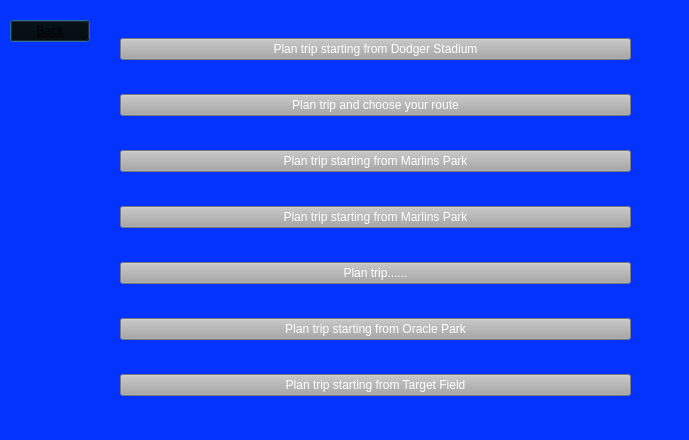
This is BaseballProject2/planvacation.ui in tholm1/CS1D-Project-2-Baseball as Qt 5 draws it before an edit. The edited form follows.
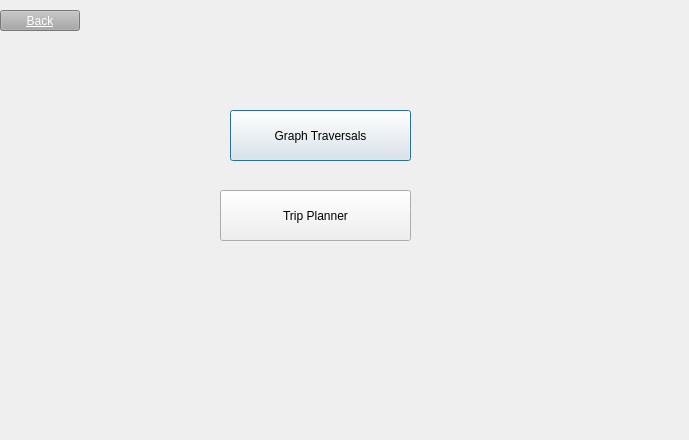
This is the edited form.

Commit message:
The trip function
I added Marks DFS & BFS to the code.

```diff
--- a/BaseballProject2/planvacation.ui
+++ b/BaseballProject2/planvacation.ui
@@ -14,115 +14,53 @@
    <string>Dialog</string>
   </property>
   <property name="styleSheet">
-   <string notr="true">background-color: rgb(4, 51, 255)</string>
+   <string notr="true"/>
   </property>
+  <widget class="QPushButton" name="GraphTraversals_pushButton">
+   <property name="geometry">
+    <rect>
+     <x>230</x>
+     <y>110</y>
+     <width>181</width>
+     <height>51</height>
+    </rect>
+   </property>
+   <property name="text">
+    <string>Graph Traversals</string>
+   </property>
+  </widget>
+  <widget class="QPushButton" name="TripPlanner_pushButton">
+   <property name="geometry">
+    <rect>
+     <x>220</x>
+     <y>190</y>
+     <width>191</width>
+     <height>51</height>
+    </rect>
+   </property>
+   <property name="text">
+    <string>Trip Planner</string>
+   </property>
+  </widget>
   <widget class="QPushButton" name="back_pushButton">
    <property name="geometry">
     <rect>
-     <x>10</x>
-     <y>20</y>
+     <x>0</x>
+     <y>10</y>
      <width>80</width>
-     <height>22</height>
+     <height>21</height>
     </rect>
    </property>
    <property name="styleSheet">
     <string notr="true">font: 8pt &quot;MS Shell Dlg 2&quot;;
 text-decoration: underline;
-background-color: rgb(0, 0, 0)</string>
+color: rgb(255, 255, 255);
+background-color: rgb(167, 167, 167);</string>
    </property>
    <property name="text">
     <string>Back</string>
    </property>
   </widget>
-  <widget class="QWidget" name="layoutWidget">
-   <property name="geometry">
-    <rect>
-     <x>120</x>
-     <y>10</y>
-     <width>511</width>
-     <height>421</height>
-    </rect>
-   </property>
-   <layout class="QVBoxLayout" name="verticalLayout">
-    <item>
-     <widget class="QPushButton" name="pushButton">
-      <property name="styleSheet">
-       <string notr="true">color: rgb(255, 255, 255);
-background-color: rgb(167, 167, 167);</string>
-      </property>
-      <property name="text">
-       <string>Plan trip starting from Dodger Stadium</string>
-      </property>
-     </widget>
-    </item>
-    <item>
-     <widget class="QPushButton" name="pushButton_2">
-      <property name="styleSheet">
-       <string notr="true">color: rgb(255, 255, 255);
-background-color: rgb(167, 167, 167);</string>
-      </property>
-      <property name="text">
-       <string>Plan trip and choose your route</string>
-      </property>
-     </widget>
-    </item>
-    <item>
-     <widget class="QPushButton" name="pushButton_3">
-      <property name="styleSheet">
-       <string notr="true">color: rgb(255, 255, 255);
-background-color: rgb(167, 167, 167);</string>
-      </property>
-      <property name="text">
-       <string>Plan trip starting from Marlins Park</string>
-      </property>
-     </widget>
-    </item>
-    <item>
-     <widget class="QPushButton" name="pushButton_4">
-      <property name="styleSheet">
-       <string notr="true">color: rgb(255, 255, 255);
-background-color: rgb(167, 167, 167);</string>
-      </property>
-      <property name="text">
-       <string>Plan trip starting from Marlins Park</string>
-      </property>
-     </widget>
-    </item>
-    <item>
-     <widget class="QPushButton" name="pushButton_5">
-      <property name="styleSheet">
-       <string notr="true">color: rgb(255, 255, 255);
-background-color: rgb(167, 167, 167);</string>
-      </property>
-      <property name="text">
-       <string>Plan trip......</string>
-      </property>
-     </widget>
-    </item>
-    <item>
-     <widget class="QPushButton" name="pushButton_6">
-      <property name="styleSheet">
-       <string notr="true">color: rgb(255, 255, 255);
-background-color: rgb(167, 167, 167);</string>
-      </property>
-      <property name="text">
-       <string>Plan trip starting from Oracle Park</string>
-      </property>
-     </widget>
-    </item>
-    <item>
-     <widget class="QPushButton" name="pushButton_7">
-      <property name="styleSheet">
-       <string notr="true">color: rgb(255, 255, 255);
-background-color: rgb(167, 167, 167);</string>
-      </property>
-      <property name="text">
-       <string>Plan trip starting from Target Field</string>
-      </property>
-     </widget>
-    </item>
-   </layout>
-  </widget>
  </widget>
  <resources/>
  <connections/>
```
The commit also changes 50 other files.
